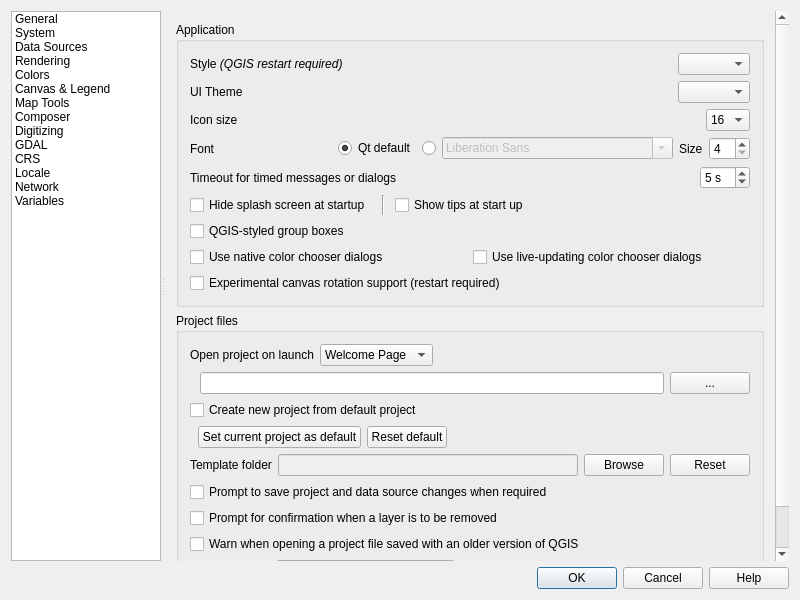
The window that src/ui/qgsoptionsbase.ui (qgis/QGIS) describes before a commit, drawn with Qt 5.
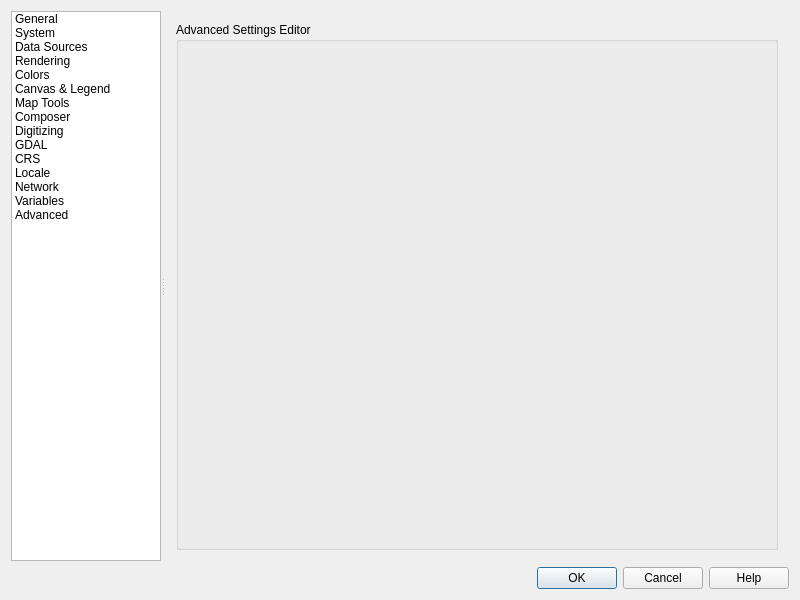
The same window after the commit. Icons and pictures are not drawn. Custom widgets are drawn as their Qt base class.

Commit message: Move settings editor to options dialog

```diff
--- a/src/ui/qgsoptionsbase.ui
+++ b/src/ui/qgsoptionsbase.ui
@@ -248,6 +248,15 @@
             <normaloff>:/images/themes/default/mIconExpression.svg</normaloff>:/images/themes/default/mIconExpression.svg</iconset>
           </property>
          </item>
+         <item>
+          <property name="text">
+           <string>Advanced</string>
+          </property>
+          <property name="icon">
+           <iconset resource="../../images/images.qrc">
+            <normaloff>:/images/themes/default/mIconWarning.svg</normaloff>:/images/themes/default/mIconWarning.svg</iconset>
+          </property>
+         </item>
         </widget>
        </item>
       </layout>
@@ -272,7 +281,7 @@
        <item>
         <widget class="QStackedWidget" name="mOptionsStackedWidget">
          <property name="currentIndex">
-          <number>0</number>
+          <number>14</number>
          </property>
          <widget class="QWidget" name="mOptionsPageGeneral">
           <layout class="QVBoxLayout" name="verticalLayout_3">
@@ -292,8 +301,8 @@
                <rect>
                 <x>0</x>
                 <y>0</y>
-                <width>610</width>
-                <height>670</height>
+                <width>613</width>
+                <height>736</height>
                </rect>
               </property>
               <layout class="QVBoxLayout" name="verticalLayout_28">
@@ -443,7 +452,7 @@
                        </sizepolicy>
                       </property>
                       <property name="text">
-                       <string>Qt default</string>
+                       <string>&amp;Qt default</string>
                       </property>
                       <property name="checked">
                        <bool>true</bool>
@@ -4678,6 +4687,22 @@
            </item>
           </layout>
          </widget>
+         <widget class="QWidget" name="mOptionsPageSettingsEditor">
+          <layout class="QVBoxLayout" name="verticalLayout_43">
+           <item>
+            <widget class="QGroupBox" name="groupBox_26">
+             <property name="title">
+              <string>Advanced Settings Editor</string>
+             </property>
+             <layout class="QGridLayout" name="gridLayout_19">
+              <item row="0" column="0">
+               <widget class="QgsSettingsTree" name="mAdvancedSettingsEditor" native="true"/>
+              </item>
+             </layout>
+            </widget>
+           </item>
+          </layout>
+         </widget>
         </widget>
        </item>
       </layout>
@@ -4769,6 +4794,12 @@
    <header location="global">qgsvariableeditorwidget.h</header>
    <container>1</container>
   </customwidget>
+  <customwidget>
+   <class>QgsSettingsTree</class>
+   <extends>QWidget</extends>
+   <header>qgssettingstree.h</header>
+   <container>1</container>
+  </customwidget>
  </customwidgets>
  <tabstops>
   <tabstop>mOptionsListWidget</tabstop>
```
Left out of the diff: 313 changed lines with no effect on the pictures. The commit also changes 5 other files.
